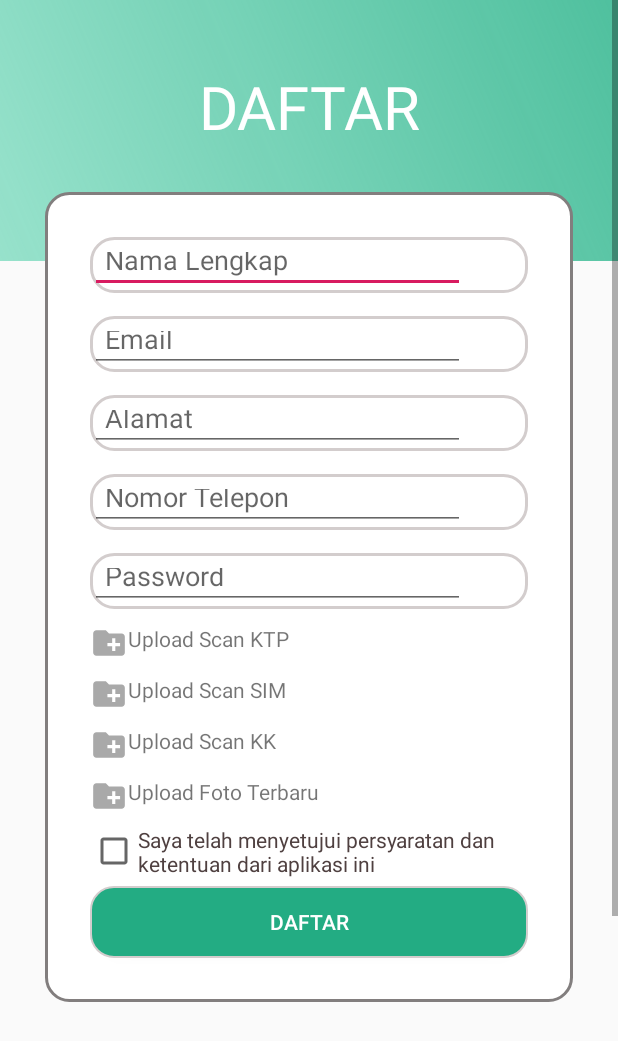
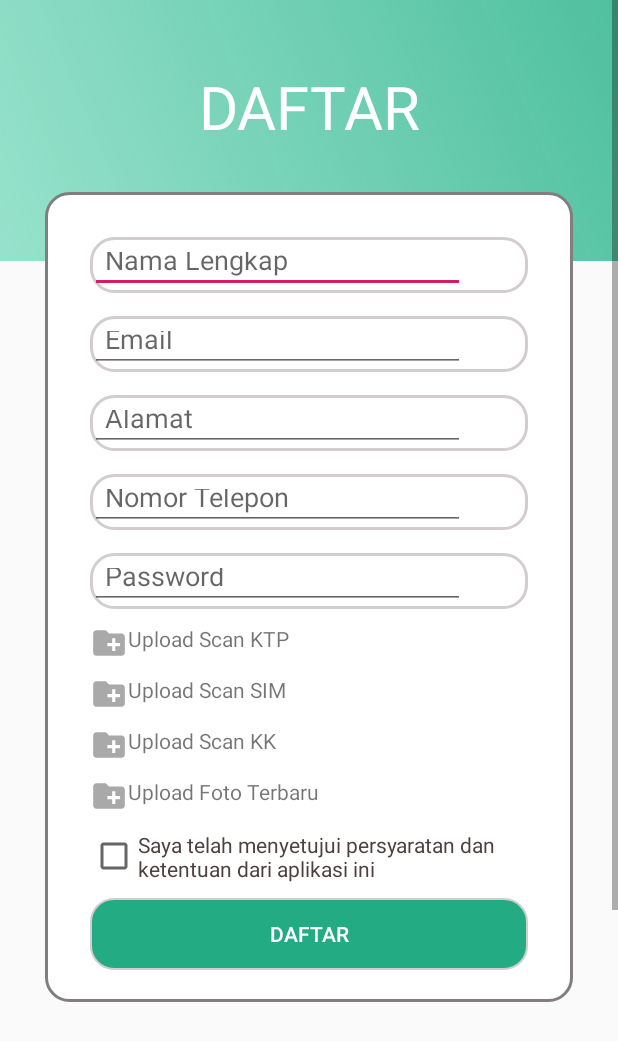
Before and after one commit to reksadnml/Loakin2, an Android app: the layout daftar_driver.xml on its own in the app's theme, with its tools: preview values and no code run, on a phone screen of 412 x 824 dp. Shown: the top 1041 px of the screen. Run offline under Robolectric (Android 15) with nearby library versions, the phone set to English and light mode, and no system bars.

Commit message:
daftar_driver

```diff
--- a/app/src/main/res/layout/daftar_driver.xml
+++ b/app/src/main/res/layout/daftar_driver.xml
@@ -234,7 +234,7 @@
                 android:layout_height="wrap_content"
                 android:layout_marginRight="60dp"
                 android:layout_marginLeft="60dp"
-                android:layout_marginTop="2dp"
+                android:layout_marginTop="5dp"
                 android:text="Saya telah menyetujui persyaratan dan ketentuan dari aplikasi ini"
                 android:textColor="#4F4040"/>
             <Button
@@ -243,7 +243,7 @@
                 android:layout_height="wrap_content"
                 android:layout_marginRight="60dp"
                 android:layout_marginLeft="60dp"
-                android:layout_marginTop="5dp"
+                android:layout_marginTop="10dp"
                 android:background="@drawable/kotaksimpan"
                 android:text="Daftar"
                 android:textColor="#fff" />
```
